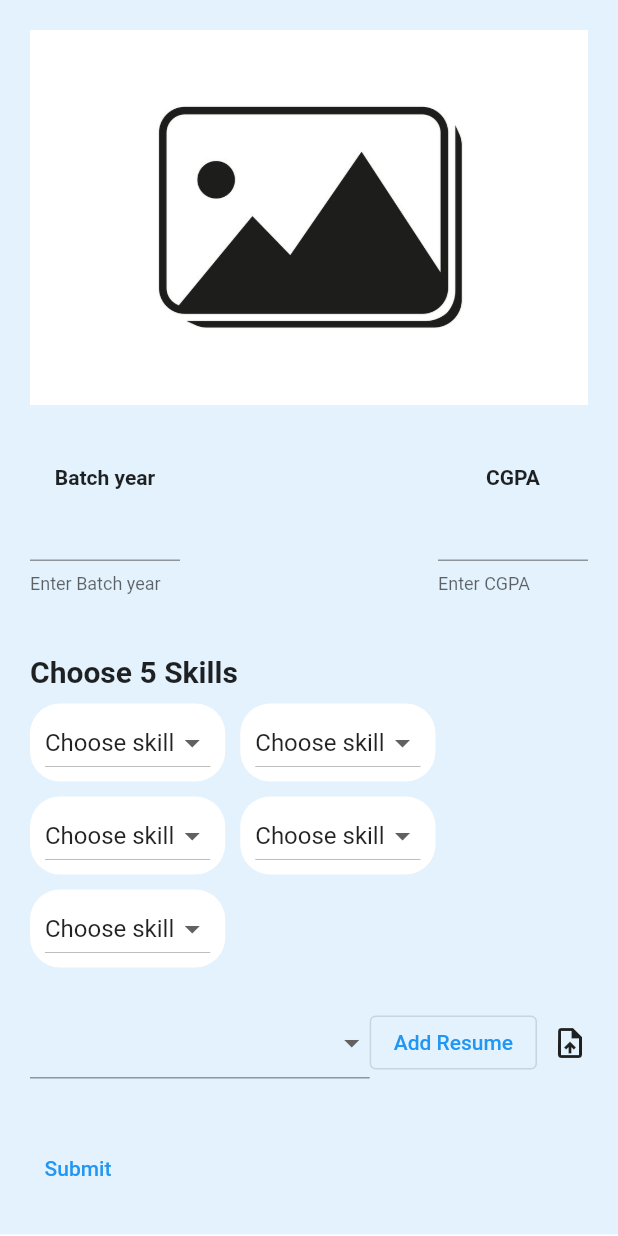
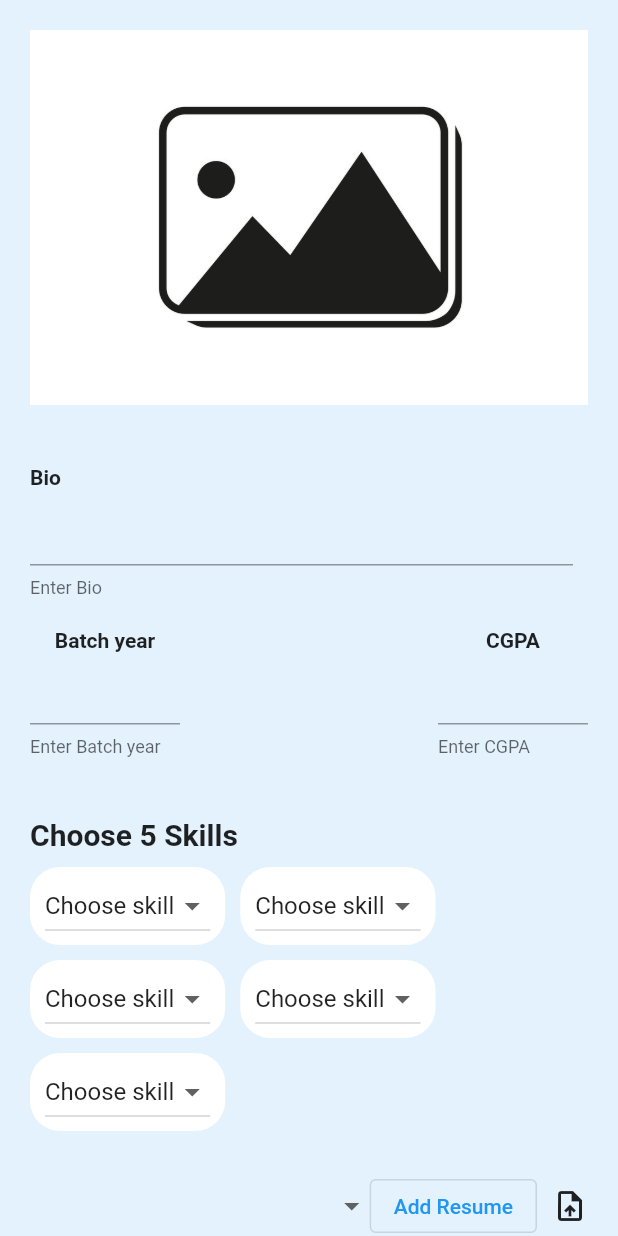
Before and after one commit to gaurav1903/PlacementCell, a Flutter app: the ProfilePage widget shown alone on an empty page, opened directly, on a phone screen of 412 x 824 dp. Run offline on Flutter 3.47's test engine with Material 2 defaults, Android fonts, the light colour scheme and no system bars; our stand-ins replace cloud_firestore, file_picker, firebase_auth, firebase_core, firebase_storage, image_picker and 1 more; missing offline and left inert: email_auth; accounts and stored records are empty.

```diff
--- a/lib/screens/ProfilePage.dart
+++ b/lib/screens/ProfilePage.dart
@@ -19,6 +19,7 @@ class ProfilePage extends StatefulWidget {
 class _ProfilePageState extends State<ProfilePage> {
   var PickedImage;
   var resume;
+  String bio = "";
   bool isloading = false;
   var batchans;
   var cgpa;
@@ -72,8 +73,10 @@ class _ProfilePageState extends State<ProfilePage> {
       "domain": domainval,
       "CGPA": double.parse(cgpa),
       "batch": int.parse(batchans),
-      "skills": l
+      "skills": l,
+      "bio": bio
     });
+    User.bio = bio;
     User.cgpa = double.parse(cgpa);
     User.domain = domainval;
     User.batch = int.parse(batchans);
@@ -185,7 +188,11 @@ class _ProfilePageState extends State<ProfilePage> {
                               child: PickedImage == null
                                   ? User.imageurl != null &&
                                           User.imageurl.toString().isNotEmpty
-                                      ? Image.network(User.imageurl)
+                                      ? FadeInImage(
+                                          image: NetworkImage(User.imageurl),
+                                          placeholder:
+                                              AssetImage('assets/loading.jpg'),
+                                        )
                                       : Image.asset('assets/selectImage.jpg',
                                           fit: BoxFit.fitWidth)
                                   : Image.file(
@@ -209,6 +216,24 @@ class _ProfilePageState extends State<ProfilePage> {
                             child: Column(
                                 crossAxisAlignment: CrossAxisAlignment.start,
                                 children: [
+                                  Text(
+                                    "Bio",
+                                    style:
+                                        TextStyle(fontWeight: FontWeight.bold),
+                                  ),
+                                  SizedBox(height: 3),
+                                  Container(
+                                      width: MediaQuery.of(context).size.width -
+                                          50,
+                                      child: TextFormField(
+                                        initialValue: User.bio,
+                                        onChanged: (val) {
+                                          bio = val.toString();
+                                        },
+                                        decoration: InputDecoration(
+                                            helperText: "Enter Bio"),
+                                      )),
+                                  SizedBox(height: 20),
                                   Row(
                                     mainAxisSize: MainAxisSize.max,
                                     mainAxisAlignment:
--- a/lib/screens/SingleUser.dart
+++ b/lib/screens/SingleUser.dart
@@ -3,6 +3,6 @@ import 'package:flutter/material.dart';
 class SingleUser extends StatelessWidget {
   @override
   Widget build(BuildContext context) {
-    return Container(child: Text('Single User'));
+    return Column();
   }
 }
```
